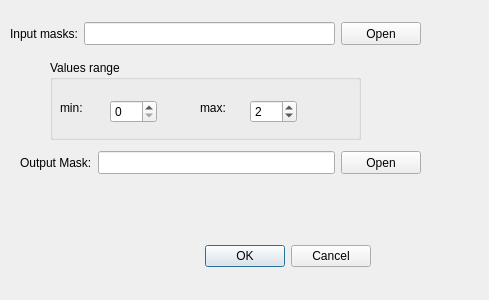
This is ui/postProcess/VoteMultimodleResults.ui in scrssys/semantic_segment_RSImage as Qt 5 draws it before an edit. The edited form follows.
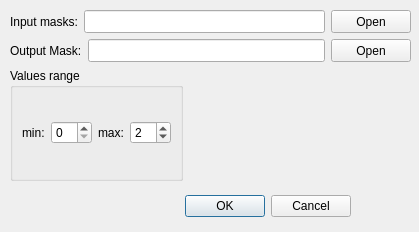
This is the edited form.

Patch:
```diff
--- a/ui/postProcess/VoteMultimodleResults.ui
+++ b/ui/postProcess/VoteMultimodleResults.ui
@@ -6,8 +6,8 @@
    <rect>
     <x>0</x>
     <y>0</y>
-    <width>489</width>
-    <height>300</height>
+    <width>419</width>
+    <height>232</height>
    </rect>
   </property>
   <property name="windowTitle">
@@ -16,9 +16,9 @@
   <widget class="QDialogButtonBox" name="buttonBox">
    <property name="geometry">
     <rect>
-     <x>30</x>
-     <y>240</y>
-     <width>341</width>
+     <x>150</x>
+     <y>190</y>
+     <width>201</width>
      <height>32</height>
     </rect>
    </property>
@@ -32,60 +32,14 @@
   <widget class="QWidget" name="layoutWidget">
    <property name="geometry">
     <rect>
-     <x>20</x>
-     <y>150</y>
+     <x>10</x>
+     <y>10</y>
      <width>401</width>
-     <height>25</height>
+     <height>171</height>
     </rect>
    </property>
-   <layout class="QHBoxLayout" name="horizontalLayout">
+   <layout class="QVBoxLayout" name="verticalLayout">
     <item>
-     <widget class="QLabel" name="label_7">
-      <property name="minimumSize">
-       <size>
-        <width>55</width>
-        <height>23</height>
-       </size>
-      </property>
-      <property name="text">
-       <string>Output Mask:</string>
-      </property>
-     </widget>
-    </item>
-    <item>
-     <widget class="QLineEdit" name="lineEdit_mask">
-      <property name="minimumSize">
-       <size>
-        <width>201</width>
-        <height>23</height>
-       </size>
-      </property>
-     </widget>
-    </item>
-    <item>
-     <widget class="QPushButton" name="pushButton_mask">
-      <property name="minimumSize">
-       <size>
-        <width>0</width>
-        <height>23</height>
-       </size>
-      </property>
-      <property name="text">
-       <string>Open</string>
-      </property>
-     </widget>
-    </item>
-   </layout>
-  </widget>
-  <widget class="QWidget" name="layoutWidget_3">
-   <property name="geometry">
-    <rect>
-     <x>10</x>
-     <y>20</y>
-     <width>411</width>
-     <height>27</height>
-    </rect>
-   </property>
    <layout class="QHBoxLayout" name="horizontalLayout_8">
     <item>
      <widget class="QLabel" name="label_6">
@@ -124,28 +78,74 @@
      </widget>
     </item>
    </layout>
-  </widget>
+    </item>
+    <item>
+     <layout class="QHBoxLayout" name="horizontalLayout">
+      <item>
+       <widget class="QLabel" name="label_7">
+        <property name="minimumSize">
+         <size>
+          <width>55</width>
+          <height>23</height>
+         </size>
+        </property>
+        <property name="text">
+         <string>Output Mask:</string>
+        </property>
+       </widget>
+      </item>
+      <item>
+       <widget class="QLineEdit" name="lineEdit_mask">
+        <property name="minimumSize">
+         <size>
+          <width>201</width>
+          <height>23</height>
+         </size>
+        </property>
+       </widget>
+      </item>
+      <item>
+       <widget class="QPushButton" name="pushButton_mask">
+        <property name="minimumSize">
+         <size>
+          <width>0</width>
+          <height>23</height>
+         </size>
+        </property>
+        <property name="text">
+         <string>Open</string>
+        </property>
+       </widget>
+      </item>
+     </layout>
+    </item>
+    <item>
+     <layout class="QHBoxLayout" name="horizontalLayout_3">
+      <item>
   <widget class="QGroupBox" name="groupBox">
-   <property name="geometry">
-    <rect>
-     <x>50</x>
-     <y>60</y>
-     <width>311</width>
-     <height>80</height>
-    </rect>
-   </property>
    <property name="title">
     <string>Values range</string>
    </property>
+        <layout class="QHBoxLayout" name="horizontalLayout_2">
+         <item>
+          <widget class="QLabel" name="label">
+           <property name="text">
+            <string>min:</string>
+           </property>
+          </widget>
+         </item>
+         <item>
+          <widget class="QSpinBox" name="spinBox_min"/>
+         </item>
+         <item>
+          <widget class="QLabel" name="label_2">
+           <property name="text">
+            <string>max:</string>
+           </property>
+          </widget>
+         </item>
+         <item>
    <widget class="QSpinBox" name="spinBox_max">
-    <property name="geometry">
-     <rect>
-      <x>200</x>
-      <y>40</y>
-      <width>47</width>
-      <height>23</height>
-     </rect>
-    </property>
     <property name="minimum">
      <number>1</number>
     </property>
@@ -153,42 +153,26 @@
      <number>2</number>
     </property>
    </widget>
-   <widget class="QLabel" name="label">
-    <property name="geometry">
-     <rect>
-      <x>10</x>
-      <y>40</y>
-      <width>41</width>
-      <height>16</height>
-     </rect>
-    </property>
-    <property name="text">
-     <string>min:</string>
-    </property>
-   </widget>
-   <widget class="QLabel" name="label_2">
-    <property name="geometry">
-     <rect>
-      <x>150</x>
-      <y>40</y>
-      <width>41</width>
-      <height>16</height>
-     </rect>
-    </property>
-    <property name="text">
-     <string>max:</string>
-    </property>
-   </widget>
-   <widget class="QSpinBox" name="spinBox_min">
-    <property name="geometry">
-     <rect>
-      <x>60</x>
-      <y>40</y>
-      <width>47</width>
-      <height>23</height>
-     </rect>
-    </property>
-   </widget>
+         </item>
+        </layout>
+       </widget>
+      </item>
+      <item>
+       <spacer name="horizontalSpacer">
+        <property name="orientation">
+         <enum>Qt::Horizontal</enum>
+        </property>
+        <property name="sizeHint" stdset="0">
+         <size>
+          <width>40</width>
+          <height>20</height>
+         </size>
+        </property>
+       </spacer>
+      </item>
+     </layout>
+    </item>
+   </layout>
   </widget>
  </widget>
  <resources/>
```
Left out of the diff: 2 changed lines with no effect on the pictures. Lines whose indentation alone changed are shown as unchanged.
